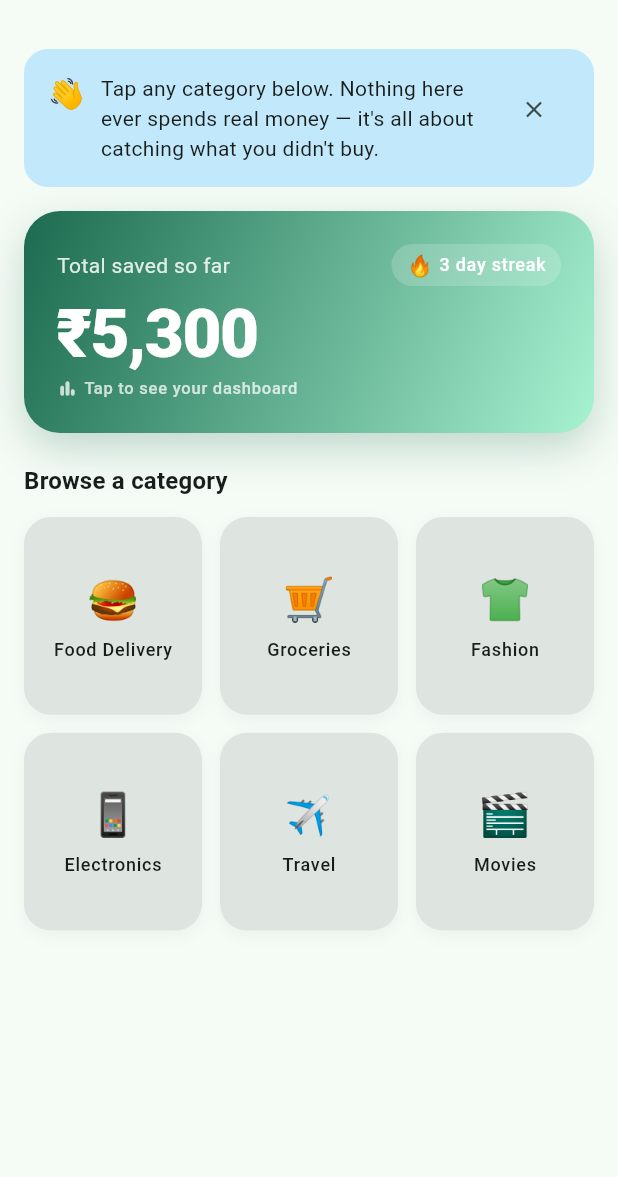
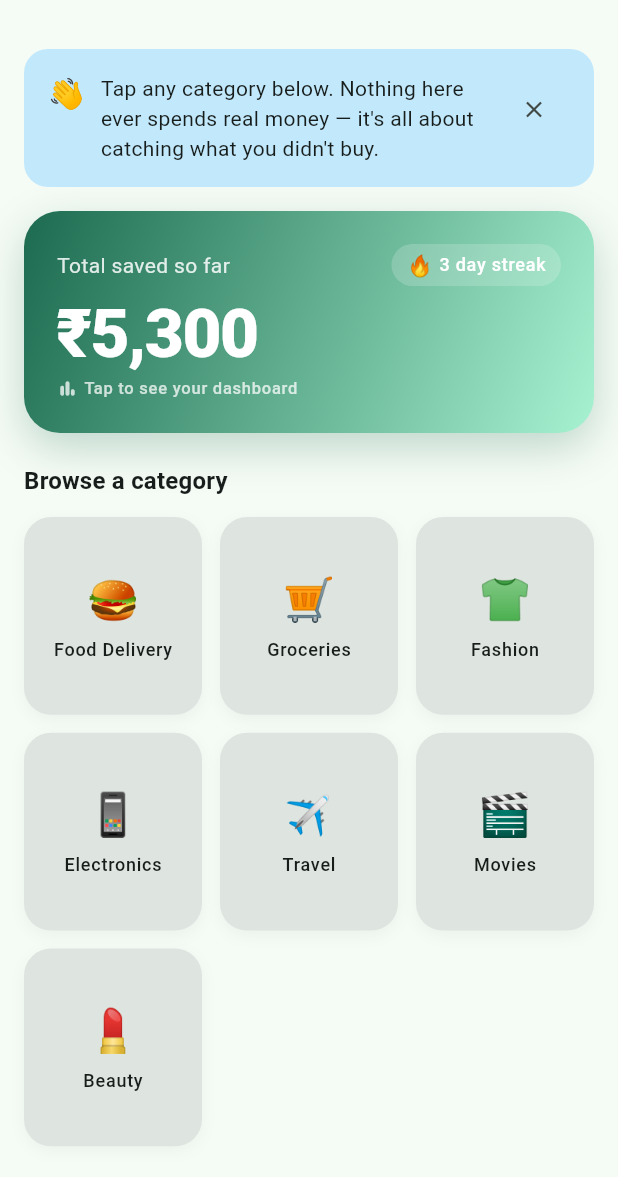
Before and after one commit to baseer-ind/spendzero, a Flutter app: the screen it shows after launch, on a phone screen of 412 x 824 dp, the part 59-1236 px from its top. Run offline on Flutter 3.47's test engine with Material 3 defaults, Android fonts, the phone set to English and light mode, and no system bars; our stand-ins replace flutter_riverpod, go_router, shared_preferences.

Commit message:
Add Beauty as a reachable home-screen category
The Beauty vertical (glowkart/pinkbox/beautybee/glamnest) was built but
unreachable — no SpendCategory existed with slug 'beauty', so the home
screen's vertical router never linked to it. Adds 'demo-beauty' to
seedCategories + seed listing + dashboard label/emoji maps.

```diff
--- a/spendzero/mobile/lib/core/data/local/local_seed_data.dart
+++ b/spendzero/mobile/lib/core/data/local/local_seed_data.dart
@@ -14,6 +14,7 @@ const seedCategories = <SpendCategory>[
   SpendCategory(id: 'demo-electronics', slug: 'electronics', name: 'Electronics', emoji: '📱'),
   SpendCategory(id: 'demo-travel', slug: 'travel', name: 'Travel', emoji: '✈️'),
   SpendCategory(id: 'demo-entertainment', slug: 'entertainment', name: 'Movies', emoji: '🎬'),
+  SpendCategory(id: 'demo-beauty', slug: 'beauty', name: 'Beauty', emoji: '💄'),
 ];
 
 const _seedListingsByCategory = <String, List<Listing>>{
@@ -89,6 +90,17 @@ const _seedListingsByCategory = <String, List<Listing>>{
       reviewCount: 320,
     ),
   ],
+  'demo-beauty': [
+    Listing(
+      id: 'demo-beauty-1',
+      brandId: 'demo-brand',
+      title: 'Vitamin C Face Serum',
+      pricePaise: 89900,
+      mrpPaise: 119900,
+      rating: 4.5,
+      reviewCount: 1850,
+    ),
+  ],
 };
 
 List<Listing> seedListingsFor(String categoryId) =>
--- a/spendzero/mobile/lib/features/dashboard/presentation/dashboard_screen.dart
+++ b/spendzero/mobile/lib/features/dashboard/presentation/dashboard_screen.dart
@@ -12,6 +12,7 @@ const _categoryLabels = {
   'demo-electronics': 'Electronics',
   'demo-travel': 'Travel',
   'demo-entertainment': 'Entertainment',
+  'demo-beauty': 'Beauty',
 };
 
 const _categoryEmoji = {
@@ -21,6 +22,7 @@ const _categoryEmoji = {
   'demo-electronics': '📱',
   'demo-travel': '✈️',
   'demo-entertainment': '🎬',
+  'demo-beauty': '💄',
 };
 
 String _labelFor(String categoryId) =>
```
